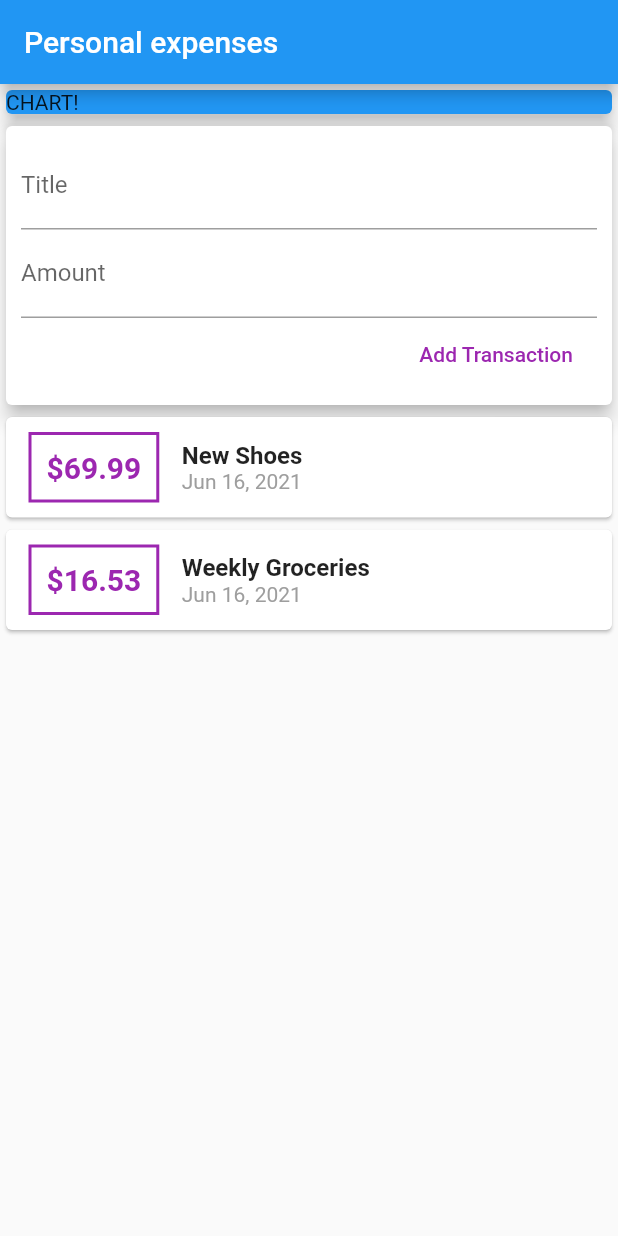
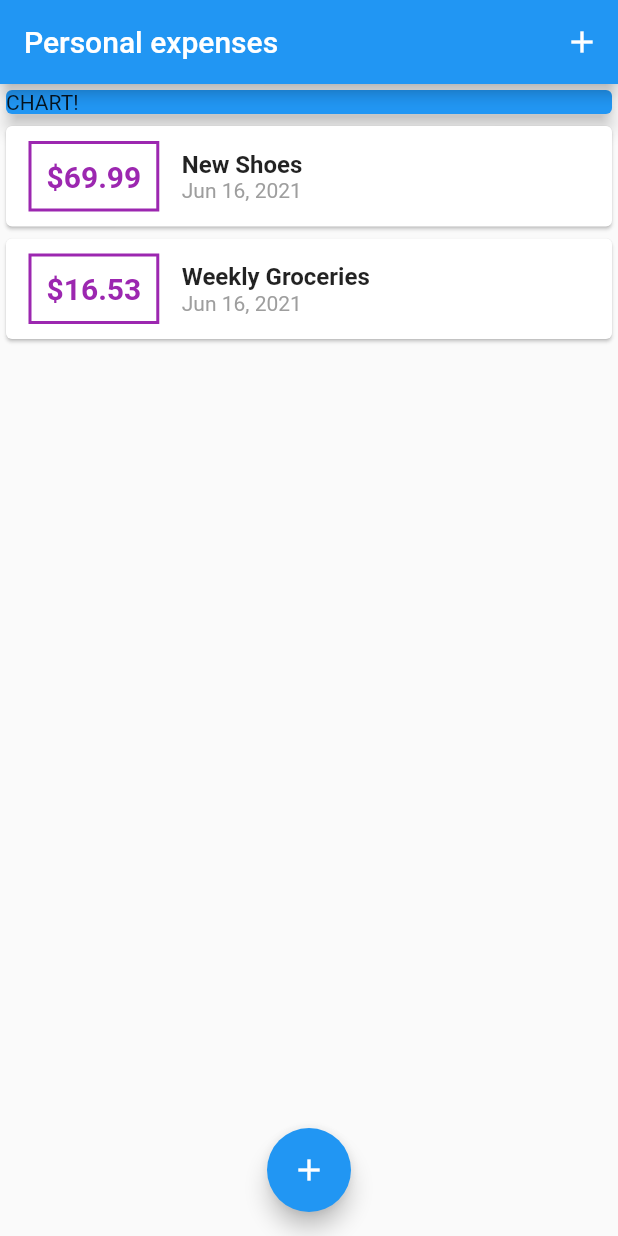
Before and after one commit to ixsho/personal_expenses, a Flutter app: the screen it shows after launch, on a phone screen of 412 x 824 dp. Run offline on Flutter 3.47's test engine with Material 2 defaults, Android fonts, the phone set to English and light mode, and no system bars.

Commit message:
Add: Click on the floating action button to display the input screen

```diff
--- a/lib/main.dart
+++ b/lib/main.dart
@@ -1,6 +1,7 @@
-import 'package:flutter/gestures.dart';
 import 'package:flutter/material.dart';
-import './widgets/user_transactions.dart';
+import './widgets/new_transaction.dart';
+import './widgets/transaction_list.dart';
+import './models/transaction.dart';
 
 void main() => runApp(MyApp());
 
@@ -14,16 +15,65 @@ class MyApp extends StatelessWidget {
   }
 }
 
-class MyHomePage extends StatelessWidget {
-  String titleInput;
-  String amountInput;
-  final titleController = TextEditingController();
-  final amountController = TextEditingController();
+class MyHomePage extends StatefulWidget {
+  // String titleInput;
+  // String amountInput;
+  @override
+  _MyHomePageState createState() => _MyHomePageState();
+}
+
+class _MyHomePageState extends State<MyHomePage> {
+  final List<Transaction> _userTransactions = [
+    Transaction(
+      id: 't1',
+      title: 'New Shoes',
+      amount: 69.99,
+      date: DateTime.now(),
+    ),
+    Transaction(
+      id: 't2',
+      title: 'Weekly Groceries',
+      amount: 16.53,
+      date: DateTime.now(),
+    ),
+  ];
+
+  void _addNewTransaction(String txTitle, double txAmount) {
+    final newTx = Transaction(
+      id: DateTime.now().toString(),
+      title: txTitle,
+      amount: txAmount,
+      date: DateTime.now(),
+    );
+    setState(() {
+      _userTransactions.add(newTx);
+    });
+  }
+
+  void _startAddNewTransaction(BuildContext ctx) {
+    showModalBottomSheet(
+      context: ctx,
+      builder: (_) {
+        return GestureDetector(
+          onTap: () {},
+          child: NewTransaction(_addNewTransaction),
+          behavior: HitTestBehavior.opaque,
+        );
+      },
+    );
+  }
+
   @override
   Widget build(BuildContext context) {
     return Scaffold(
       appBar: AppBar(
         title: Text('Personal expenses'),
+        actions: <Widget>[
+          IconButton(
+            icon: Icon(Icons.add),
+            onPressed: () => _startAddNewTransaction(context),
+          ),
+        ],
       ),
       body: SingleChildScrollView(
         child: Column(
@@ -38,9 +88,14 @@ class MyHomePage extends StatelessWidget {
                 elevation: 5,
               ),
             ),
-            UserTransactions(),
+            TransactionList(_userTransactions),
           ],
         ),
+      ),
+      floatingActionButtonLocation: FloatingActionButtonLocation.centerFloat,
+      floatingActionButton: FloatingActionButton(
+        child: Icon(Icons.add),
+        onPressed: () => _startAddNewTransaction(context),
       ),
     );
   }
--- a/lib/widgets/transaction_list.dart
+++ b/lib/widgets/transaction_list.dart
@@ -28,7 +28,7 @@ class TransactionList extends StatelessWidget {
                 ),
                 padding: EdgeInsets.all(10),
                 child: Text(
-                  '\$${transactions[index].amount}',
+                  '\$${transactions[index].amount.toStringAsFixed(2)}',
                   style: TextStyle(
                     fontWeight: FontWeight.bold,
                     fontSize: 20,
--- a/lib/widgets/user_transactions.dart
+++ /dev/null
@@ -1,48 +0,0 @@
-import 'package:flutter/material.dart';
-import './new_transaction.dart';
-import './transaction_list.dart';
-import '../models/transaction.dart';
-
-class UserTransactions extends StatefulWidget {
-  @override
-  _UserTransactionsState createState() => _UserTransactionsState();
-}
-
-class _UserTransactionsState extends State<UserTransactions> {
-  final List<Transaction> _userTransactions = [
-    Transaction(
-      id: 't1',
-      title: 'New Shoes',
-      amount: 69.99,
-      date: DateTime.now(),
-    ),
-    Transaction(
-      id: 't2',
-      title: 'Weekly Groceries',
-      amount: 16.53,
-      date: DateTime.now(),
-    ),
-  ];
-
-  void _addNewTransaction(String txTitle, double txAmount) {
-    final newTx = Transaction(
-      id: DateTime.now().toString(),
-      title: txTitle,
-      amount: txAmount,
-      date: DateTime.now(),
-    );
-    setState(() {
-      _userTransactions.add(newTx);
-    });
-  }
-
-  @override
-  Widget build(BuildContext context) {
-    return Column(
-      children: <Widget>[
-        NewTransaction(_addNewTransaction),
-        TransactionList(_userTransactions),
-      ],
-    );
-  }
-}
```
Also changed, not shown: lib/widgets/new_transaction.dart (+17 -7 lines).
